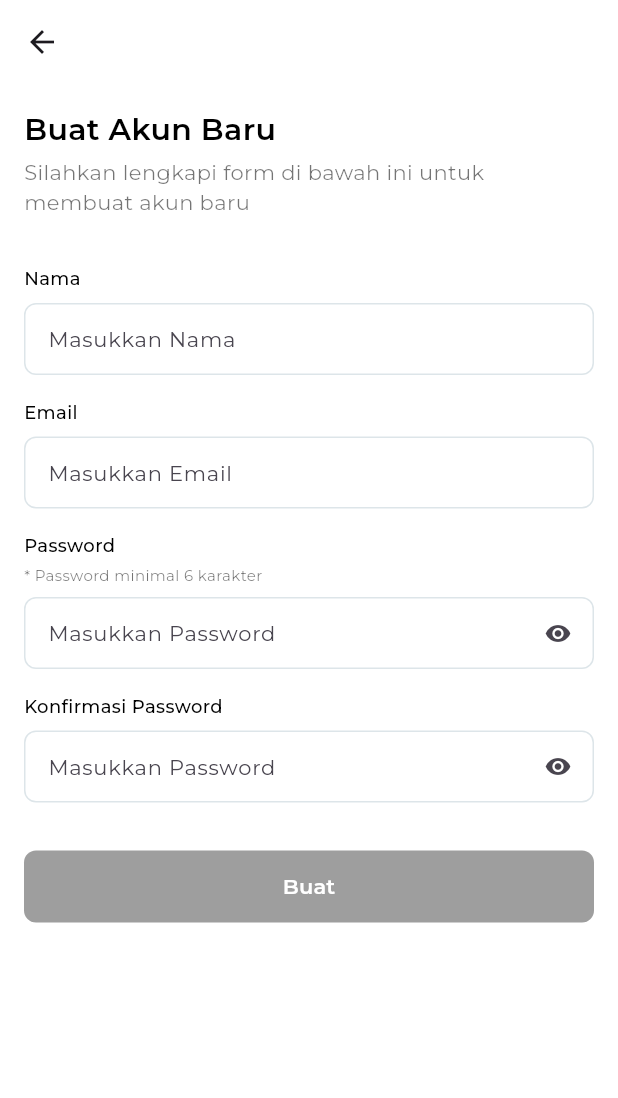
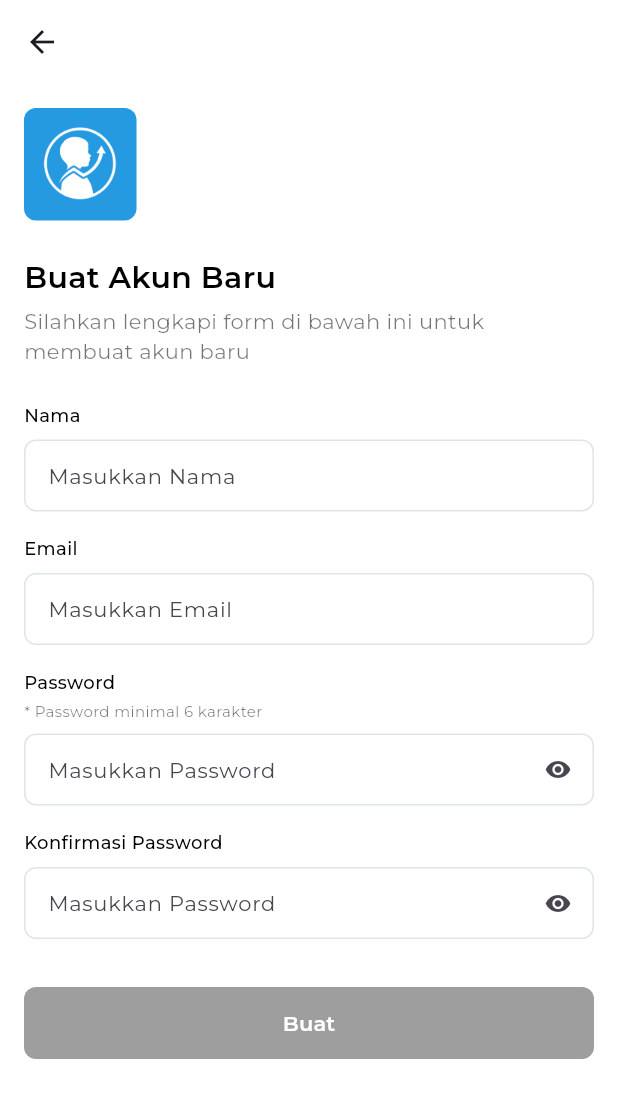
Before and after one commit to lsoehadak/bootcamp_capstone_app, a Flutter app: the screen it shows after launch, after a tap on "Buat Akun", on a phone screen of 412 x 824 dp. Shown: the top 1098 px of the screen. Run offline on Flutter 3.47's test engine with Material 3 defaults, Android fonts, the phone set to English and light mode, and no system bars; our stand-ins replace cloud_firestore, dotted_line, firebase_auth, firebase_core, flutter_html, google_generative_ai; missing offline and left inert: tflite_flutter; accounts and stored records are empty; generated files the repository leaves out were written again.

Commit message:
- add welcome page - UI adjusment on login / register page - UI adjustment on some other page - change app launcher icon

```diff
--- a/lib/main.dart
+++ b/lib/main.dart
@@ -1,8 +1,6 @@
 import 'package:capstone_app/firebase_options.dart';
 import 'package:capstone_app/providers/home_provider.dart';
-import 'package:capstone_app/providers/login_provider.dart';
 import 'package:capstone_app/providers/splash_screen_provider.dart';
-import 'package:capstone_app/services/api_service.dart';
 import 'package:capstone_app/services/auth_service.dart';
 import 'package:capstone_app/services/firestore_service.dart';
 import 'package:capstone_app/services/tf_lite_service.dart';
@@ -35,16 +33,12 @@ class MyApp extends StatelessWidget {
   Widget build(BuildContext context) {
     return MultiProvider(
       providers: [
-        Provider(create: (context) => ApiService()),
         Provider(create: (context) => AuthService()),
         Provider(create: (context) => FirestoreService()),
         Provider(create: (context) => TFLiteService()),
         ChangeNotifierProvider(
           create: (context) =>
               SplashScreenProvider(context.read<AuthService>())..init(),
-        ),
-        ChangeNotifierProvider(
-          create: (context) => LoginProvider(context.read<AuthService>()),
         ),
         ChangeNotifierProvider(
           create: (context) => HomeProvider(
--- a/lib/providers/home_provider.dart
+++ b/lib/providers/home_provider.dart
@@ -43,8 +43,8 @@ class HomeProvider extends ChangeNotifier {
       );
       if (analysisHistory.isEmpty) {
         _uiState = UiEmptyState(
-          'Belum Ada Riwayat Analisa',
-          'Untuk mulai melakukan pengecekan dengan menekan tombol +. Riwayat analisa yang disimpan akan muncul di sini',
+          'Belum Ada Riwayat Analisis',
+          'Untuk mulai melakukan pengecekan dengan menekan tombol +. Riwayat analisis yang disimpan akan muncul di sini',
         );
       } else {
         _analysisHistoryList.clear();
--- a/lib/screens/analysis_result/analysis_result_page.dart
+++ b/lib/screens/analysis_result/analysis_result_page.dart
@@ -39,7 +39,7 @@ class _AnalysisResultPageState extends State<AnalysisResultPage> {
     }
 
     return Scaffold(
-      appBar: AppBar(title: const Text('Hasil Analisa')),
+      appBar: AppBar(title: const Text('Hasil Analisis')),
       body: SafeArea(
         top: false,
         bottom: true,
@@ -56,7 +56,7 @@ class _AnalysisResultPageState extends State<AnalysisResultPage> {
                     mainAxisAlignment: MainAxisAlignment.spaceBetween,
                     children: [
                       const Text(
-                        'Tanggal Analisa',
+                        'Tanggal Analisis',
                         style: AppTextStyles.bodySmallText,
                       ),
                       Text(
@@ -160,7 +160,7 @@ class _AnalysisResultPageState extends State<AnalysisResultPage> {
                                 provider.isDataUpdated &&
                                     !provider.analysisHistory.isNewData
                                 ? 'Simpan Ulang'
-                                : 'Simpan Hasil Analisa',
+                                : 'Simpan Hasil Analisis',
                             isLoading: provider.uiState is UiLoadingState,
                             onClick: () async {
                               await provider.saveAnalysis();
--- a/lib/screens/input_child_data/input_child_data_page.dart
+++ b/lib/screens/input_child_data/input_child_data_page.dart
@@ -67,7 +67,7 @@ class _InputChildDataPageState extends State<InputChildDataPage> {
                       children: [
                         const Text(
                           'Masukkan data anak balita Anda sesuai form di bawah untuk melakukan analisis.',
-                          style: AppTextStyles.bodyLowEmText,
+                          style: AppTextStyles.bodyText,
                         ),
                         const SizedBox(height: 24),
                         const Text(
@@ -217,7 +217,7 @@ class _InputChildDataPageState extends State<InputChildDataPage> {
                 Container(
                   padding: const EdgeInsets.all(16),
                   child: CustomDefaultButton(
-                    label: 'Analisa',
+                    label: 'Analisis',
                     isEnabled: provider.isFormCompleted,
                     isLoading: provider.uiState is UiLoadingState,
                     onClick: () async {
--- a/lib/screens/login/login_page.dart
+++ b/lib/screens/login/login_page.dart
@@ -1,17 +1,14 @@
 import 'package:capstone_app/providers/login_provider.dart';
 import 'package:capstone_app/screens/common/widgets/custom_button.dart';
 import 'package:capstone_app/screens/common/widgets/custom_text_field.dart';
-import 'package:capstone_app/services/auth_service.dart';
+import 'package:capstone_app/utils/app_colors.dart';
 import 'package:capstone_app/utils/app_text_styles.dart';
-import 'package:capstone_app/utils/constants.dart';
 import 'package:flutter/material.dart';
 import 'package:provider/provider.dart';
 
-import '../../providers/register_provider.dart';
 import '../../utils/ui_state.dart';
 import '../common/widgets/custom_snackbar.dart';
 import '../home/home_page.dart';
-import '../register/register_page.dart';
 
 class LoginPage extends StatefulWidget {
   const LoginPage({super.key});
@@ -33,9 +30,7 @@ class _LoginPageState extends State<LoginPage> {
 
   @override
   Widget build(BuildContext context) {
-    final resultState = context
-        .watch<LoginProvider>()
-        .uiState;
+    final resultState = context.watch<LoginProvider>().uiState;
 
     if (resultState is UiErrorState<bool>) {
       WidgetsBinding.instance.addPostFrameCallback((_) {
@@ -48,33 +43,39 @@ class _LoginPageState extends State<LoginPage> {
     }
 
     return Scaffold(
-      body: SafeArea(
-        child: SingleChildScrollView(
-          padding: const EdgeInsets.symmetric(vertical: 24, horizontal: 16),
+      appBar: AppBar(title: const Text('')),
+      body: SingleChildScrollView(
+        padding: const EdgeInsets.all(16),
         child: Consumer<LoginProvider>(
           builder: (context, provider, child) {
             return Column(
               crossAxisAlignment: CrossAxisAlignment.start,
               children: [
-                  SizedBox(
-                    width: 120,
-                    height: 120,
-                    child: Image.asset('assets/icons/logo_app.png'),
+                Container(
+                  width: 75,
+                  height: 75,
+                  padding: const EdgeInsets.all(12),
+                  decoration: BoxDecoration(
+                    color: AppColors.mainThemeColor,
+                    borderRadius: BorderRadius.circular(8),
+                  ),
+                  child: Image.asset(
+                    'assets/icons/logo_app.png',
+                    color: Colors.white,
+                    colorBlendMode: BlendMode.srcATop,
+                  ),
                 ),
                 const SizedBox(height: 24),
                 Text(
-                    appName,
-                    style: AppTextStyles.titleText.copyWith(fontSize: 28),
+                  'Masuk ke Akun',
+                  style: AppTextStyles.titleText.copyWith(fontSize: 20),
                 ),
                 const SizedBox(height: 4),
-                  const Text('Deteksi Cepat, Cegah Dini Stunting Balita Anda',
-                    style: AppTextStyles.bodyText,),
-                  const SizedBox(height: 4),
                 const Text(
-                    'Silakan login dan masukkan data anak Anda untuk memulai analisis risiko stunting',
-                    style: AppTextStyles.bodySmallLowEmText,
+                  'Silakan masuk ke akun Anda untuk memulai analisis risiko stunting',
+                  style: AppTextStyles.bodyText,
                 ),
-                  const SizedBox(height: 32),
+                const SizedBox(height: 24),
                 const Text('Email', style: AppTextStyles.labelText),
                 const SizedBox(height: 8),
                 CustomDefaultTextField(
@@ -115,45 +116,9 @@ class _LoginPageState extends State<LoginPage> {
                     );
                   },
                 ),
-                  const SizedBox(height: 16),
-                  const Row(
-                    mainAxisAlignment: MainAxisAlignment.center,
-                    children: [
-                      Text('atau', style: AppTextStyles.bodySmallLowEmText),
-                    ],
-                  ),
-                  const SizedBox(height: 16),
-                  CustomOutlinedButton(
-                    label: 'Buat Akun',
-                    onClick: () async {
-                      final result = await Navigator.push(
-                        context,
-                        MaterialPageRoute(
-                          builder: (context) {
-                            return ChangeNotifierProvider(
-                              create: (context) =>
-                                  RegisterProvider(context.read<AuthService>()),
-                              child: const RegisterPage(),
-                            );
-                          },
-                        ),
-                      );
-
-                      if (result != null && result) {
-                        if (context.mounted) {
-                          showSnackBar(
-                            context,
-                            'Berhasil Membuat Akun',
-                            'Silahkan melakukan login dengan akun yang baru saja dibuat',
-                          );
-                        }
-                      }
-                    },
-                  ),
               ],
             );
           },
-          ),
         ),
       ),
     );
--- a/lib/screens/profile/profile_page.dart
+++ b/lib/screens/profile/profile_page.dart
@@ -2,8 +2,8 @@ import 'package:capstone_app/providers/profile_provider.dart';
 import 'package:capstone_app/screens/common/widgets/custom_button.dart';
 import 'package:capstone_app/screens/common/widgets/custom_card.dart';
 import 'package:capstone_app/screens/common/widgets/custom_divider.dart';
-import 'package:capstone_app/screens/login/login_page.dart';
 import 'package:capstone_app/screens/profile/item_menu.dart';
+import 'package:capstone_app/screens/welcome/welcome_page.dart';
 import 'package:capstone_app/widgets/name_avatar.dart';
 import 'package:flutter/material.dart';
 import 'package:provider/provider.dart';
@@ -89,7 +89,7 @@ class ProfilePage extends StatelessWidget {
                         Navigator.pushAndRemoveUntil(
                           context,
                           MaterialPageRoute(
-                            builder: (context) => const LoginPage(),
+                            builder: (context) => const WelcomePage(),
                           ),
                               (Route<dynamic> route) => false,
                         );
--- a/lib/screens/register/register_page.dart
+++ b/lib/screens/register/register_page.dart
@@ -3,6 +3,7 @@ import 'package:flutter/material.dart';
 import 'package:provider/provider.dart';
 
 import '../../providers/register_provider.dart';
+import '../../utils/app_colors.dart';
 import '../../utils/ui_state.dart';
 import '../common/widgets/custom_button.dart';
 import '../common/widgets/custom_snackbar.dart';
@@ -37,13 +38,28 @@ class _RegisterPageState extends State<RegisterPage> {
 
     return Scaffold(
       appBar: AppBar(title: const Text('')),
-      body: Padding(
-        padding: const EdgeInsets.all(16.0),
+      body: SingleChildScrollView(
+        padding: const EdgeInsets.all(16),
         child: Consumer<RegisterProvider>(
           builder: (context, provider, child) {
             return Column(
               crossAxisAlignment: CrossAxisAlignment.start,
               children: [
+                Container(
+                  width: 75,
+                  height: 75,
+                  padding: const EdgeInsets.all(12),
+                  decoration: BoxDecoration(
+                    color: AppColors.mainThemeColor,
+                    borderRadius: BorderRadius.circular(8),
+                  ),
+                  child: Image.asset(
+                    'assets/icons/logo_app.png',
+                    color: Colors.white,
+                    colorBlendMode: BlendMode.srcATop,
+                  ),
+                ),
+                const SizedBox(height: 24),
                 Text(
                   'Buat Akun Baru',
                   style: AppTextStyles.titleText.copyWith(fontSize: 20),
@@ -53,7 +69,7 @@ class _RegisterPageState extends State<RegisterPage> {
                   'Silahkan lengkapi form di bawah ini untuk membuat akun baru',
                   style: AppTextStyles.bodyLowEmText,
                 ),
-                const SizedBox(height: 32),
+                const SizedBox(height: 24),
                 const Text('Nama', style: AppTextStyles.labelText),
                 const SizedBox(height: 8),
                 CustomDefaultTextField(
--- a/lib/screens/splash/splash_screen_page.dart
+++ b/lib/screens/splash/splash_screen_page.dart
@@ -1,6 +1,6 @@
 import 'package:capstone_app/providers/splash_screen_provider.dart';
 import 'package:capstone_app/screens/home/home_page.dart';
-import 'package:capstone_app/screens/login/login_page.dart';
+import 'package:capstone_app/screens/welcome/welcome_page.dart';
 import 'package:flutter/material.dart';
 import 'package:provider/provider.dart';
 
@@ -23,7 +23,7 @@ class SplashScreenPage extends StatelessWidget {
       WidgetsBinding.instance.addPostFrameCallback((_) {
         Navigator.pushReplacement(
           context,
-          MaterialPageRoute(builder: (context) => const LoginPage()),
+          MaterialPageRoute(builder: (context) => const WelcomePage()),
         );
       });
     }
--- /dev/null
+++ b/lib/screens/welcome/welcome_page.dart
@@ -0,0 +1,108 @@
+import 'package:capstone_app/screens/common/widgets/custom_button.dart';
+import 'package:capstone_app/screens/login/login_page.dart';
+import 'package:capstone_app/screens/register/register_page.dart';
+import 'package:capstone_app/utils/app_colors.dart';
+import 'package:capstone_app/utils/app_text_styles.dart';
+import 'package:flutter/material.dart';
+import 'package:provider/provider.dart';
+
+import '../../providers/login_provider.dart';
+import '../../providers/register_provider.dart';
+import '../../services/auth_service.dart';
+import '../common/widgets/custom_snackbar.dart';
+
+class WelcomePage extends StatelessWidget {
+  const WelcomePage({super.key});
+
+  @override
+  Widget build(BuildContext context) {
+    return Scaffold(
+      body: Container(
+        decoration: BoxDecoration(
+          gradient: LinearGradient(
+            begin: Alignment.topLeft,
+            end: Alignment.bottomRight,
+            colors: [
+              AppColors.mainThemeColor.withOpacity(0.4),
+              Colors.white,
+              Colors.white,
+              Colors.white,
+              Colors.white,
+              Colors.white,
+              Colors.white,
+            ],
+          ),
+        ),
+        padding: const EdgeInsets.all(24.0),
+        child: Center(
+          child: Column(
+            mainAxisAlignment: MainAxisAlignment.center,
+            children: [
+              SizedBox(
+                width: 300,
+                height: 300,
+                child: Image.asset('assets/icons/il_welcome_crop.png'),
+              ),
+              const SizedBox(height: 24),
+              Text(
+                'Siaga Gizi',
+                style: AppTextStyles.titleText.copyWith(fontSize: 30),
+              ),
+              const SizedBox(height: 8),
+              const Text(
+                'Deteksi cepat status gizi anak untuk pencegahan stunting dan masa depan yang lebih sehat.',
+                textAlign: TextAlign.center,
+                style: AppTextStyles.bodyText,
+              ),
+              const SizedBox(height: 24),
+              CustomDefaultButton(
+                label: 'Masuk',
+                onClick: () {
+                  Navigator.push(
+                    context,
+                    MaterialPageRoute(
+                      builder: (context) {
+                        return ChangeNotifierProvider(
+                          create: (context) =>
+                              LoginProvider(context.read<AuthService>()),
+                          child: const LoginPage(),
+                        );
+                      },
+                    ),
+                  );
+                },
+              ),
+              const SizedBox(height: 16),
+              CustomOutlinedButton(
+                label: 'Buat Akun',
+                onClick: () async {
+                  final result = await Navigator.push(
+                    context,
+                    MaterialPageRoute(
+                      builder: (context) {
+                        return ChangeNotifierProvider(
+                          create: (context) =>
+                              RegisterProvider(context.read<AuthService>()),
+                          child: const RegisterPage(),
+                        );
+                      },
+                    ),
+                  );
+
+                  if (result != null && result) {
+                    if (!context.mounted) return;
+                    showSnackBar(
+                      context,
+                      'Akun Berhasil Dibuat',
+                      'Silahkan masuk menggunakan akun yang baru Anda buat',
+                    );
+                  }
+                },
+              ),
+            ],
+          ),
+        ),
+      ),
+    );
+  }
+}
--- a/lib/services/api_service.dart
+++ /dev/null
@@ -1 +0,0 @@
-class ApiService {}
--- a/lib/widgets/child_card.dart
+++ b/lib/widgets/child_card.dart
@@ -1,4 +1,5 @@
 import 'package:flutter/material.dart';
+
 import '../models/child_model.dart';
 
 class ChildCard extends StatelessWidget {
--- a/pubspec.yaml
+++ b/pubspec.yaml
@@ -46,6 +46,11 @@ dependencies:
   build_runner: ^2.9.0
   envied: ^1.3.1
   dev: ^1.0.0
+  flutter_launcher_icons: ^0.14.4
+
+flutter_launcher_icons:
+  android: "launcher_icon"
+  image_path: "assets/icons/logo_app.png"
 
 dev_dependencies:
   flutter_test:
```
Also changed, not shown: lib/screens/common/empty_state_view.dart (+17 -5 lines), lib/screens/home/home_page.dart (+10 -8 lines), assets/icons/il_welcome_crop.png (added), pubspec.lock, 6 other files. Lines whose indentation alone changed are shown as unchanged.
